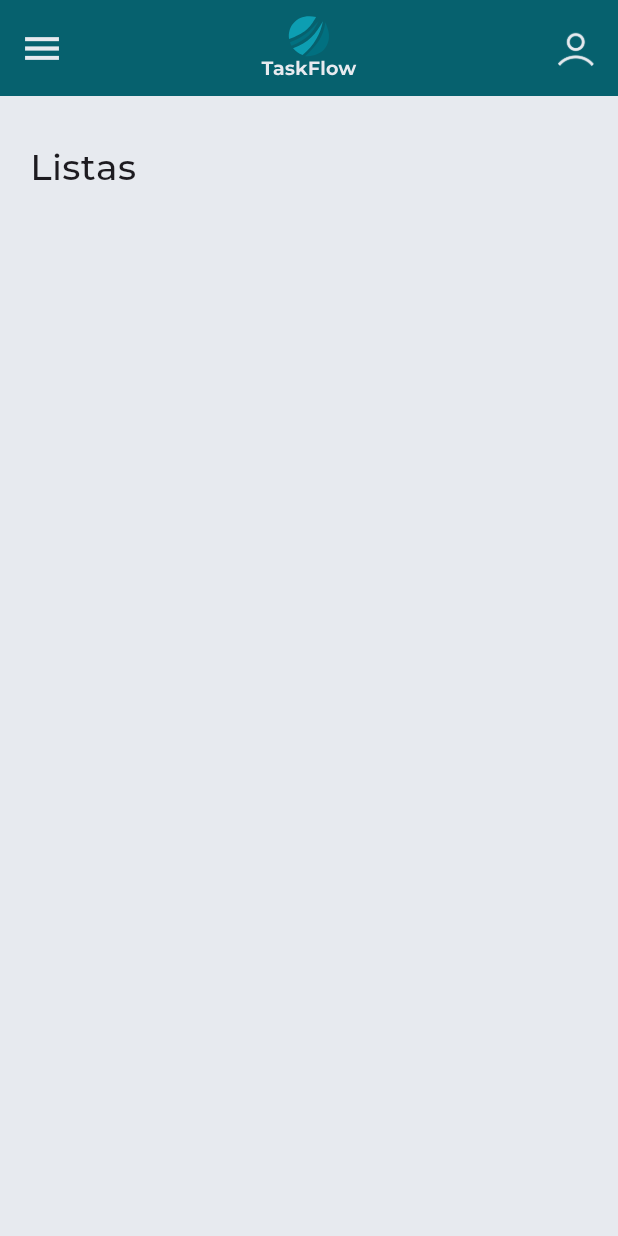
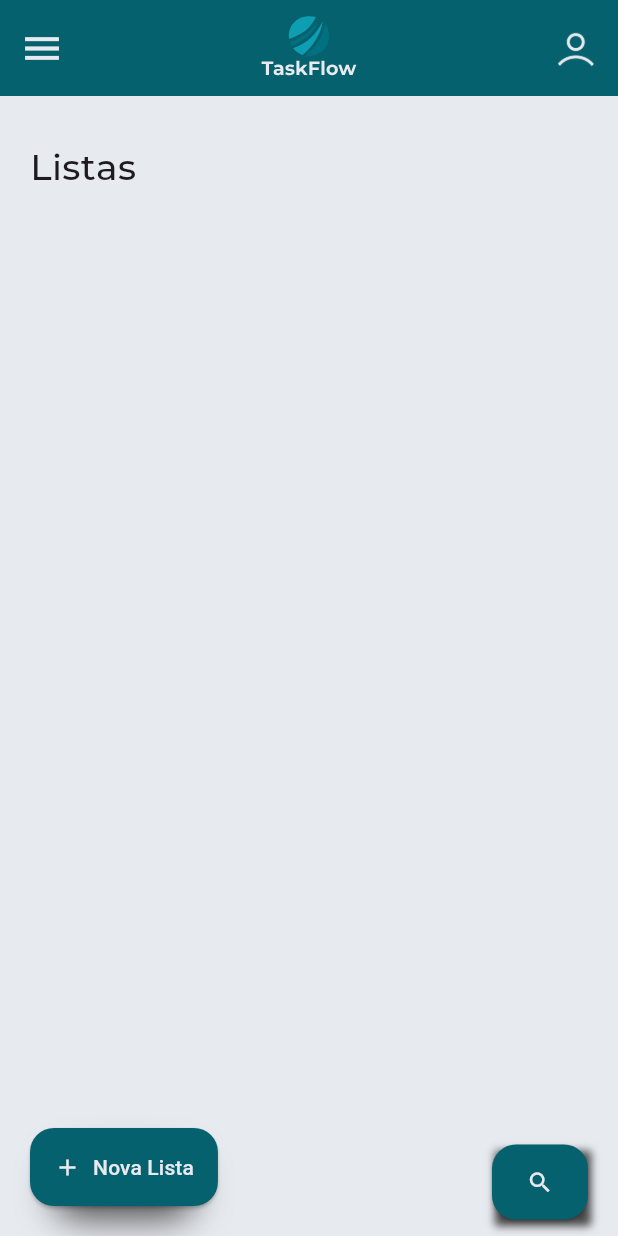
Before and after one commit to Hercules-Matheus/taskflow, a Flutter app: the screen it shows after launch, on a phone screen of 412 x 824 dp. Run offline on Flutter 3.47's test engine with Material 3 defaults, Android fonts, the phone set to English and light mode, and no system bars; our stand-ins replace flutter_svg; project files that could hold a hidden picture were left out.

Commit message:
quarto commit

```diff
--- a/lib/home_page.dart
+++ b/lib/home_page.dart
@@ -4,16 +4,27 @@ import 'package:TaskFlow/assets/fonts/app_fonts.dart';
 import 'package:TaskFlow/assets/colors/app_colors.dart';
 import 'package:flutter_svg/flutter_svg.dart';
 
-class HomePage extends StatelessWidget {
+class HomePage extends StatefulWidget {
   static String tag = 'home_page';
 
   const HomePage({super.key});
 
   @override
+  State<StatefulWidget> createState() {
+    return HomePageState();
+  }
+}
+
+class HomePageState extends State<HomePage> {
+  @override
   Widget build(BuildContext context) {
-    SystemChrome.setSystemUIOverlayStyle(SystemUiOverlayStyle(
-        systemNavigationBarColor: AppColors.primaryGreenColor,
-        systemNavigationBarIconBrightness: Brightness.light));
+    SystemChrome.setSystemUIOverlayStyle(
+      const SystemUiOverlayStyle(
+        systemNavigationBarColor: AppColors.primaryWhiteColor,
+        systemNavigationBarIconBrightness: Brightness.dark,
+      ),
+    );
+
     const transition = Hero(
       tag: 'home',
       child: Padding(
@@ -25,15 +36,104 @@ class HomePage extends StatelessWidget {
     final body = Container(
       width: MediaQuery.of(context).size.width,
       padding: const EdgeInsets.only(left: 20.0, top: 30.0, right: 20.0),
-      child: Directionality(
+      child: Column(
         textDirection: TextDirection.ltr,
+        children: <Widget>[
+          Row(
+            textDirection: TextDirection.ltr,
+            children: <Widget>[
+              Expanded(
                 child: Text(
                   'Listas',
+                  textDirection: TextDirection.ltr,
                   style: TextStyle(
                       fontFamily: AppFonts.montserrat,
                       fontWeight: FontWeight.w500,
                       fontSize: 24.0),
-          )),
+                ),
+              )
+            ],
+          ),
+          Spacer(),
+          Row(
+            textDirection: TextDirection.ltr,
+            mainAxisAlignment: MainAxisAlignment.spaceBetween,
+            children: <Widget>[
+              Container(
+                padding: EdgeInsets.only(bottom: 20.0),
+                decoration: BoxDecoration(
+                  borderRadius: BorderRadius.circular(16.0),
+                  boxShadow: [
+                    BoxShadow(
+                        color: AppColors.secondaryBlackColor,
+                        offset: Offset(0, 4),
+                        blurRadius: 20.0,
+                        spreadRadius: -16),
+                  ],
+                ),
+                child: ElevatedButton.icon(
+                  onPressed: () {
+                    print('clicado');
+                  },
+                  label: Text(
+                    'Nova Lista',
+                    style: TextStyle(
+                      color: AppColors.primaryWhiteColor,
+                    ),
+                  ),
+                  icon: Icon(Icons.add),
+                  style: ButtonStyle(
+                    iconColor:
+                        WidgetStatePropertyAll(AppColors.primaryWhiteColor),
+                    backgroundColor:
+                        WidgetStatePropertyAll(AppColors.primaryGreenColor),
+                    padding: WidgetStatePropertyAll(EdgeInsets.all(16.0)),
+                    shape: WidgetStatePropertyAll(
+                      RoundedRectangleBorder(
+                        borderRadius: BorderRadius.all(
+                          Radius.circular(16.0),
+                        ),
+                      ),
+                    ),
+                  ),
+                ),
+              ),
+              Container(
+                decoration: BoxDecoration(
+                  boxShadow: [
+                    BoxShadow(
+                      color: AppColors.secondaryBlackColor,
+                      offset: Offset(2, 4),
+                      blurRadius: 4.0,
+                    ),
+                  ],
+                ),
+                child: ElevatedButton(
+                  onPressed: () {
+                    print('Cliquei');
+                  },
+                  style: ButtonStyle(
+                    backgroundColor:
+                        WidgetStatePropertyAll(AppColors.primaryGreenColor),
+                    padding: WidgetStatePropertyAll(EdgeInsets.all(16.0)),
+                    shape: WidgetStatePropertyAll(
+                      RoundedRectangleBorder(
+                        borderRadius: BorderRadius.all(
+                          Radius.circular(16.0),
+                        ),
+                      ),
+                    ),
+                  ),
+                  child: Icon(
+                    Icons.search,
+                    color: AppColors.primaryWhiteColor,
+                  ),
+                ),
+              ),
+            ],
+          ),
+        ],
+      ),
     );
 
     return Scaffold(
@@ -46,7 +146,7 @@ class HomePage extends StatelessWidget {
               onPressed: () {
                 Scaffold.of(context).openDrawer();
               },
-              icon: Icon(
+              icon: const Icon(
                 Icons.menu,
                 size: 30,
                 color: AppColors.primaryWhiteColor,
@@ -61,7 +161,7 @@ class HomePage extends StatelessWidget {
           height: 54,
         ),
         actions: [
-          Padding(
+          const Padding(
             padding: EdgeInsets.only(right: 12.0),
             child: CircleAvatar(
               radius: 16.0,
--- a/lib/repositories/lists_repository.dart
+++ b/lib/repositories/lists_repository.dart
@@ -1,7 +1,7 @@
 import 'package:TaskFlow/model/list.dart';
 
-class ListsRepository {
-  static List<Lists> table = [
-    Lists(title: title, actualData: actualData, reminder: reminder)
-  ];
-}
+// class ListsRepository {
+//   static List<Lists> table = [
+//     Lists(title: title, actualData: actualData, reminder: reminder)
+//   ];
+// }
```
Lines whose indentation alone changed are shown as unchanged.
